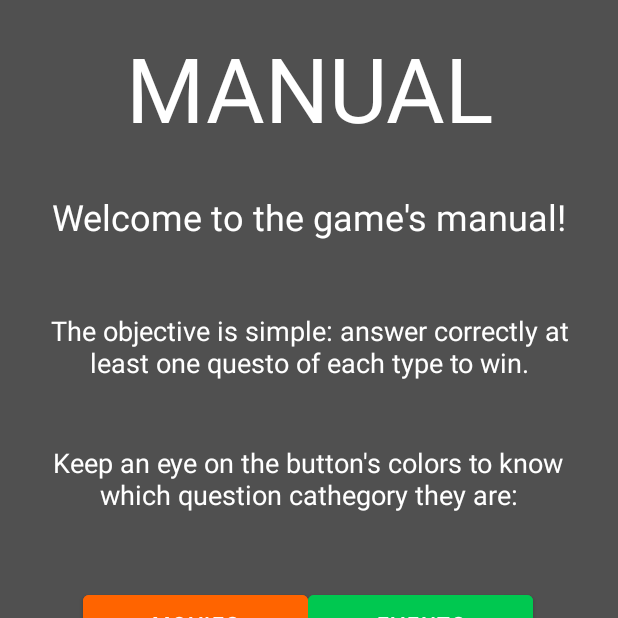
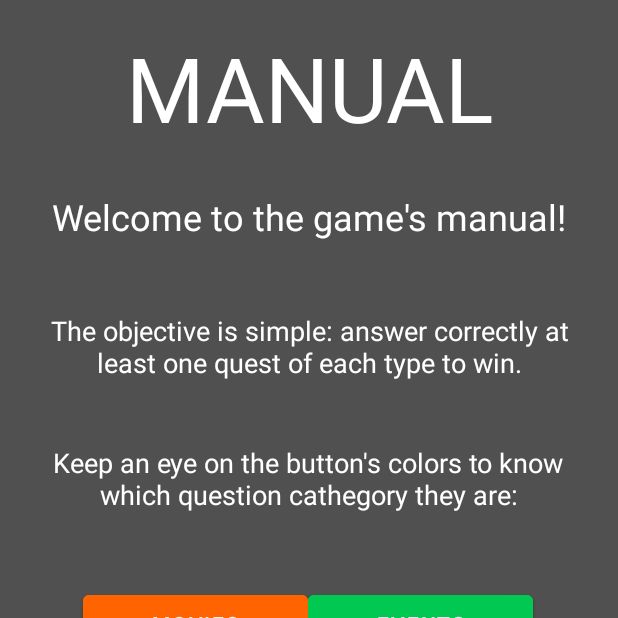
Before and after one commit to LordVader03/One_Quiz_To_Rule_Them_All_LOTR_Edition, an Android app: the ManualActivity screen opened directly, with no data from a screen before it, on a phone screen of 412 x 824 dp, the top half of it. Run offline under Robolectric (Android 15) with nearby library versions, the phone set to English and light mode, and no system bars.

Commit message:
Bugs Fixed

```diff
--- a/app/src/main/java/com/example/onequiztorulethemalllotredition/views/GameActivity.kt
+++ b/app/src/main/java/com/example/onequiztorulethemalllotredition/views/GameActivity.kt
@@ -126,6 +126,9 @@ class GameActivity : AppCompatActivity() {
                         response4Button.visibility = View.VISIBLE
                         questionImg.visibility = View.VISIBLE
                         resultText.visibility = View.VISIBLE
+                        pointText1.visibility = View.VISIBLE
+                        pointText2.visibility = View.VISIBLE
+                        pointText3.visibility = View.VISIBLE
                     }
                     questionText.text = question.question
                     response1Button.text = question.answerList[0].answer
--- a/app/src/main/res/layout/activity_manual.xml
+++ b/app/src/main/res/layout/activity_manual.xml
@@ -41,7 +41,7 @@
         android:layout_width="353dp"
         android:layout_height="76dp"
         android:layout_marginTop="8dp"
-        android:text="The objective is simple: answer correctly at least one questo of each type to win."
+        android:text="The objective is simple: answer correctly at least one quest of each type to win."
         android:textAlignment="center"
         android:textColor="#FFFFFF"
         android:textSize="18sp"
```
